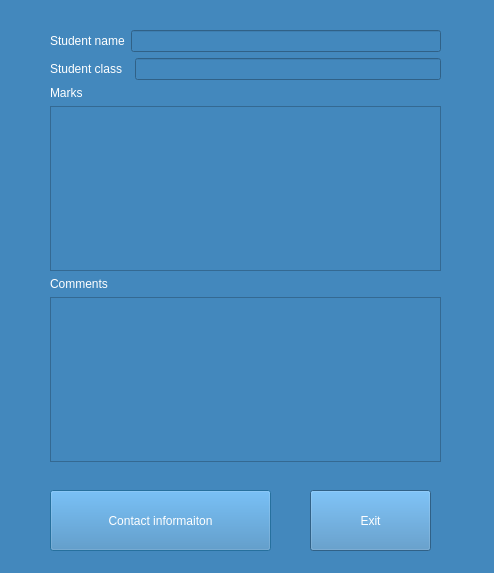
The window that QTcreator/Diary/parent_window.ui (albaSANDROS/DIPLOMA-PROJECT.-Multi-user-client-server-application-e-journal) describes before a commit, drawn with Qt 5.
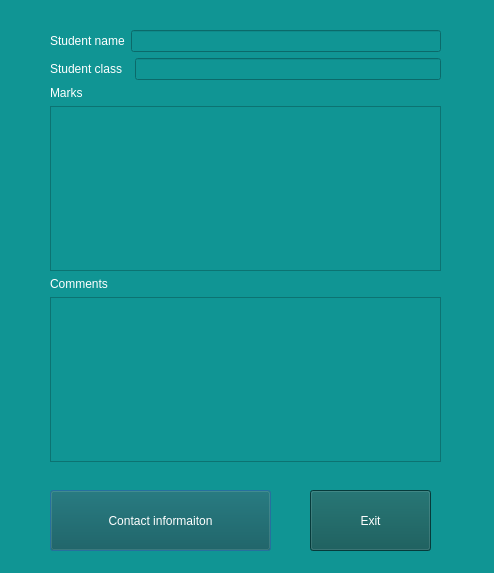
The same window after the commit.

```diff
--- a/QTcreator/Diary/parent_window.ui
+++ b/QTcreator/Diary/parent_window.ui
@@ -14,8 +14,10 @@
    <string>Dialog</string>
   </property>
   <property name="styleSheet">
-   <string notr="true">background-color: rgb(67, 136, 189);
-selection-color: rgb(22, 34, 49);</string>
+   <string notr="true">
+color: rgb(255, 255, 255);
+background-color: rgb(16, 149, 148);
+</string>
   </property>
   <widget class="QPushButton" name="pushButton_info">
    <property name="geometry">
@@ -27,7 +29,9 @@
     </rect>
    </property>
    <property name="styleSheet">
-    <string notr="true">color: rgb(255, 255, 255);</string>
+    <string notr="true">background-color: rgb(29, 35, 35);
+background-color: rgb(9, 83, 82);
+color: rgb(255, 255, 255);</string>
    </property>
    <property name="text">
     <string>Contact informaiton</string>
@@ -43,7 +47,9 @@
     </rect>
    </property>
    <property name="styleSheet">
-    <string notr="true">color: rgb(255, 255, 255);</string>
+    <string notr="true">background-color: rgb(29, 35, 35);
+background-color: rgb(9, 83, 82);
+color: rgb(255, 255, 255);</string>
    </property>
    <property name="text">
     <string>Exit</string>
```
